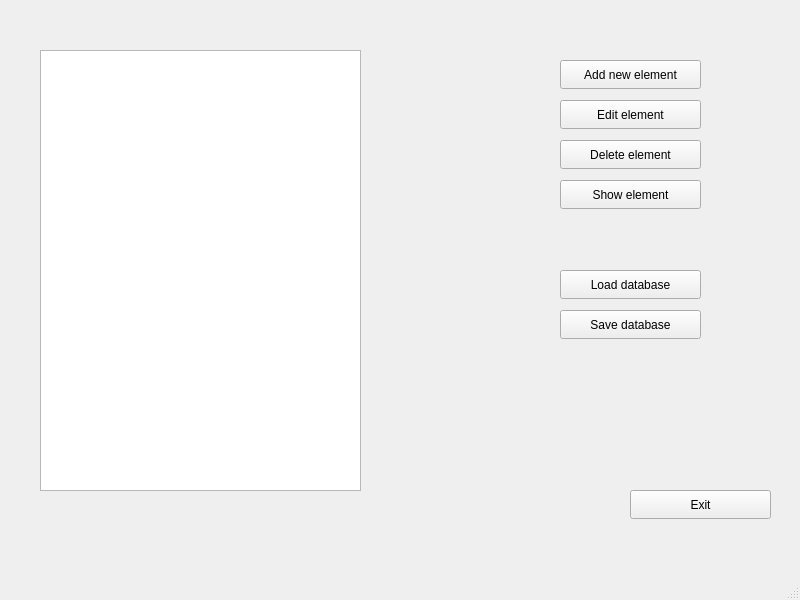
Before: the Qt Designer form mainwindow.ui in PaulBelov0/Transport_List, drawn with Qt 5.
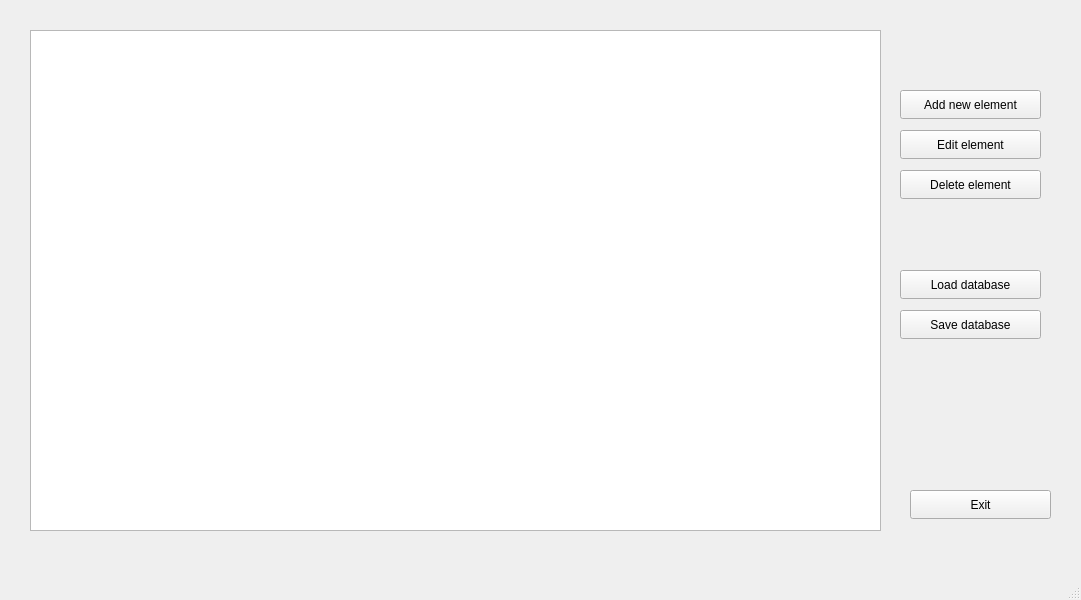
After: the same form once the commit is applied.

The edit to the form file:
```diff
--- a/mainwindow.ui
+++ b/mainwindow.ui
@@ -6,7 +6,7 @@
    <rect>
     <x>0</x>
     <y>0</y>
-    <width>800</width>
+    <width>1081</width>
     <height>600</height>
    </rect>
   </property>
@@ -17,21 +17,11 @@
    <locale language="English" country="UnitedKingdom"/>
   </property>
   <widget class="QWidget" name="centralwidget">
-   <widget class="QTextBrowser" name="textBrowser">
-    <property name="geometry">
-     <rect>
-      <x>40</x>
-      <y>50</y>
-      <width>321</width>
-      <height>441</height>
-     </rect>
-    </property>
-   </widget>
    <widget class="QPushButton" name="addNewElementButton">
     <property name="geometry">
      <rect>
-      <x>560</x>
-      <y>60</y>
+      <x>900</x>
+      <y>90</y>
       <width>141</width>
       <height>29</height>
      </rect>
@@ -43,8 +33,8 @@
    <widget class="QPushButton" name="editElementButton">
     <property name="geometry">
      <rect>
-      <x>560</x>
-      <y>100</y>
+      <x>900</x>
+      <y>130</y>
       <width>141</width>
       <height>29</height>
      </rect>
@@ -56,8 +46,8 @@
    <widget class="QPushButton" name="deleteElementButton">
     <property name="geometry">
      <rect>
-      <x>560</x>
-      <y>140</y>
+      <x>900</x>
+      <y>170</y>
       <width>141</width>
       <height>29</height>
      </rect>
@@ -66,23 +56,10 @@
      <string>Delete element</string>
     </property>
    </widget>
-   <widget class="QPushButton" name="showElementButton">
-    <property name="geometry">
-     <rect>
-      <x>560</x>
-      <y>180</y>
-      <width>141</width>
-      <height>29</height>
-     </rect>
-    </property>
-    <property name="text">
-     <string>Show element</string>
-    </property>
-   </widget>
    <widget class="QPushButton" name="loadDatabaseButton">
     <property name="geometry">
      <rect>
-      <x>560</x>
+      <x>900</x>
       <y>270</y>
       <width>141</width>
       <height>29</height>
@@ -95,7 +72,7 @@
    <widget class="QPushButton" name="saveDataBaseButton">
     <property name="geometry">
      <rect>
-      <x>560</x>
+      <x>900</x>
       <y>310</y>
       <width>141</width>
       <height>29</height>
@@ -108,7 +85,7 @@
    <widget class="QPushButton" name="exitButton">
     <property name="geometry">
      <rect>
-      <x>630</x>
+      <x>910</x>
       <y>490</y>
       <width>141</width>
       <height>29</height>
@@ -118,6 +95,16 @@
      <string>Exit</string>
     </property>
    </widget>
+   <widget class="QTableView" name="tableView">
+    <property name="geometry">
+     <rect>
+      <x>30</x>
+      <y>30</y>
+      <width>851</width>
+      <height>501</height>
+     </rect>
+    </property>
+   </widget>
   </widget>
   <widget class="QMenuBar" name="menubar">
    <property name="geometry">
```
Left out of the diff: 4 changed lines with no effect on the pictures.
